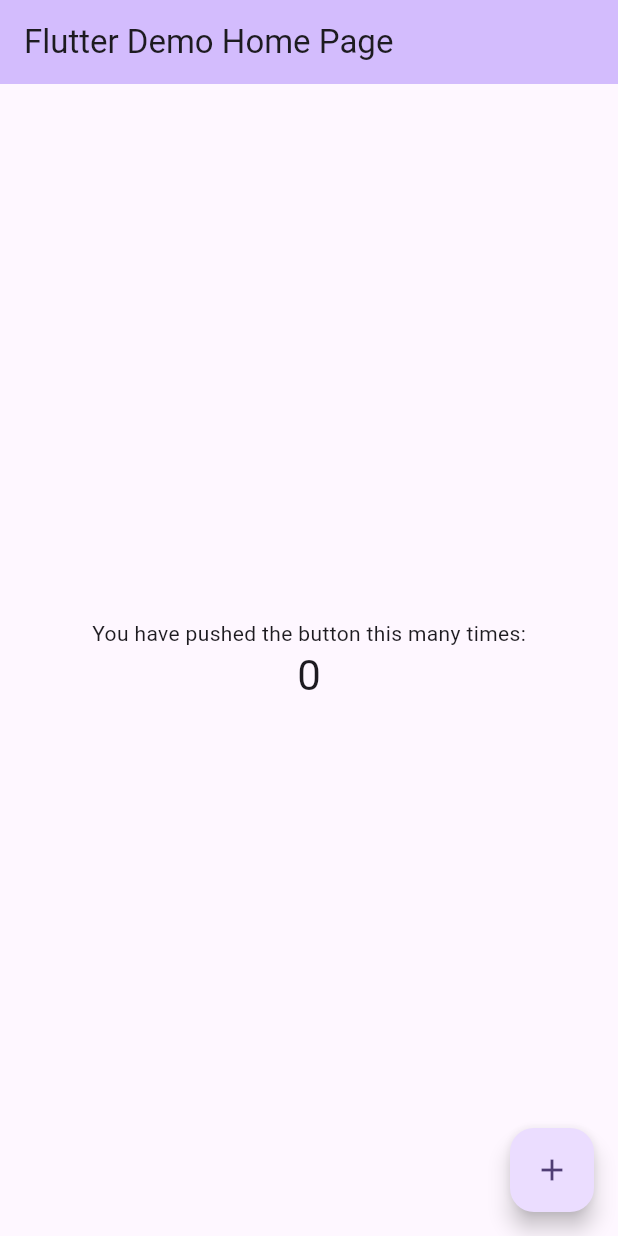
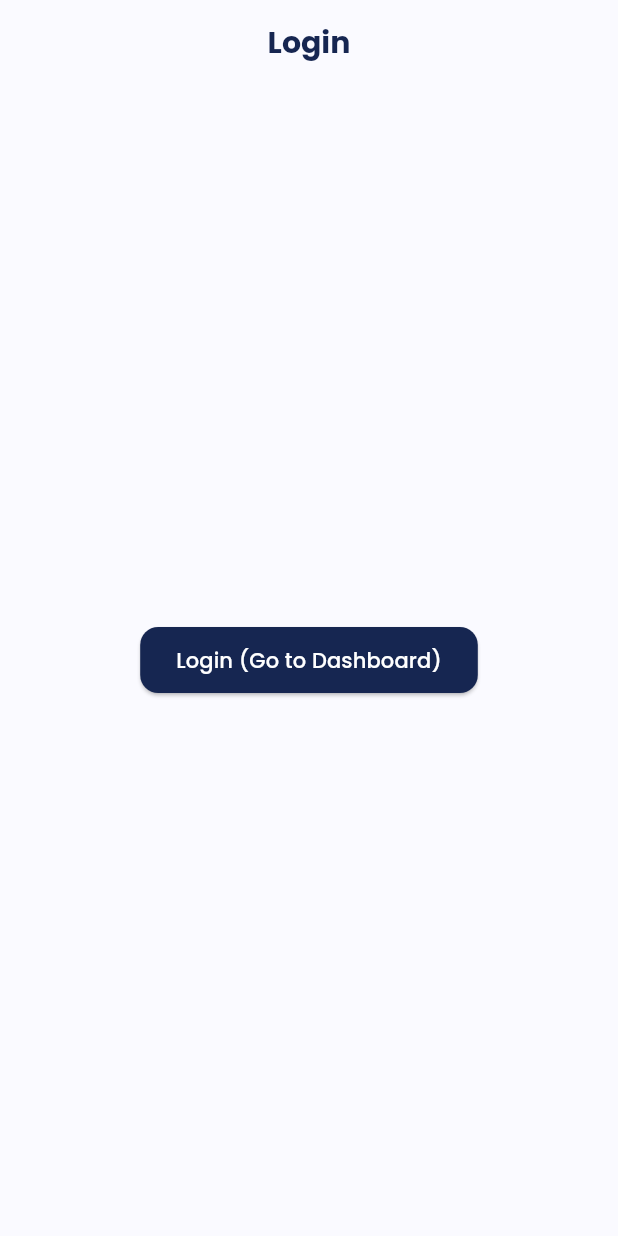
Before and after one commit to iyawnnn/Beyond-Blink, a Flutter app: the screen it shows after launch, on a phone screen of 412 x 824 dp. Run offline on Flutter 3.47's test engine with Material 3 defaults, Android fonts, the phone set to English and light mode, and no system bars; our stand-ins replace go_router, google_fonts.

Commit message:
Setup: Project Architecture, Folders, and Navigation Skeleton

```diff
--- /dev/null
+++ b/lib/core/themes/app_colors.dart
@@ -0,0 +1,10 @@
+import 'package:flutter/material.dart';
+
+class AppColors {
+  static const Color primary = Color(0xFF162651);   // Navy Blue
+  static const Color white = Color(0xFFFFFFFF);     // Pure White
+  static const Color background = Color(0xFFFAFAFF); // Light Off-White
+
+  static const Color black = Colors.black;
+  static const Color error = Colors.red;
+}
--- /dev/null
+++ b/lib/core/themes/app_theme.dart
@@ -0,0 +1,42 @@
+import 'package:flutter/material.dart';
+import 'package:google_fonts/google_fonts.dart';
+import 'app_colors.dart';
+
+class AppTheme {
+  static ThemeData get lightTheme {
+    return ThemeData(
+      // 1. Core Colors
+      primaryColor: AppColors.primary,
+      scaffoldBackgroundColor: AppColors.background,
+
+      // 2. Text Theme (Poppins)
+      textTheme: GoogleFonts.poppinsTextTheme(),
+
+      // 3. AppBar Style
+      appBarTheme: const AppBarTheme(
+        backgroundColor: AppColors.background,
+        elevation: 0,
+        centerTitle: true,
+        iconTheme: IconThemeData(color: AppColors.primary),
+        titleTextStyle: TextStyle(
+          color: AppColors.primary,
+          fontSize: 20,
+          fontWeight: FontWeight.bold,
+          fontFamily: 'Poppins',
+        ),
+      ),
+
+      // 4. Button Style
+      elevatedButtonTheme: ElevatedButtonThemeData(
+        style: ElevatedButton.styleFrom(
+          backgroundColor: AppColors.primary,
+          foregroundColor: AppColors.white,
+          shape: RoundedRectangleBorder(
+            borderRadius: BorderRadius.circular(12),
+          ),
+          padding: const EdgeInsets.symmetric(horizontal: 24, vertical: 12),
+        ),
+      ),
+    );
+  }
+}
--- /dev/null
+++ b/lib/features/auth/login_screen.dart
@@ -0,0 +1,19 @@
+import 'package:flutter/material.dart';
+import 'package:go_router/go_router.dart';
+
+class LoginScreen extends StatelessWidget {
+  const LoginScreen({super.key});
+
+  @override
+  Widget build(BuildContext context) {
+    return Scaffold(
+      appBar: AppBar(title: const Text("Login")),
+      body: Center(
+        child: ElevatedButton(
+          onPressed: () => context.go('/dashboard'),
+          child: const Text("Login (Go to Dashboard)"),
+        ),
+      ),
+    );
+  }
+}
--- a/lib/main.dart
+++ b/lib/main.dart
@@ -1,4 +1,6 @@
 import 'package:flutter/material.dart';
+import 'router/app_router.dart';
+import 'core/themes/app_theme.dart';
 
 void main() {
   runApp(const MyApp());
@@ -7,116 +9,15 @@ void main() {
 class MyApp extends StatelessWidget {
   const MyApp({super.key});
 
-  // This widget is the root of your application.
   @override
   Widget build(BuildContext context) {
-    return MaterialApp(
-      title: 'Flutter Demo',
-      theme: ThemeData(
-        // This is the theme of your application.
-        //
-        // TRY THIS: Try running your application with "flutter run". You'll see
-        // the application has a purple toolbar. Then, without quitting the app,
-        // try changing the seedColor in the colorScheme below to Colors.green
-        // and then invoke "hot reload" (save your changes or press the "hot
-        // reload" button in a Flutter-supported IDE, or press "r" if you used
-        // the command line to start the app).
-        //
-        // Notice that the counter didn't reset back to zero; the application
-        // state is not lost during the reload. To reset the state, use hot
-        // restart instead.
-        //
-        // This works for code too, not just values: Most code changes can be
-        // tested with just a hot reload.
-        colorScheme: .fromSeed(seedColor: Colors.deepPurple),
-      ),
-      home: const MyHomePage(title: 'Flutter Demo Home Page'),
+    return MaterialApp.router(
+      title: 'Beyond Blink',
+      debugShowCheckedModeBanner: false,
+
+      theme: AppTheme.lightTheme,
+
+      routerConfig: goRouter,
     );
   }
 }
-
-class MyHomePage extends StatefulWidget {
-  const MyHomePage({super.key, required this.title});
-
-  // This widget is the home page of your application. It is stateful, meaning
-  // that it has a State object (defined below) that contains fields that affect
-  // how it looks.
-
-  // This class is the configuration for the state. It holds the values (in this
-  // case the title) provided by the parent (in this case the App widget) and
-  // used by the build method of the State. Fields in a Widget subclass are
-  // always marked "final".
-
-  final String title;
-
-  @override
-  State<MyHomePage> createState() => _MyHomePageState();
-}
-
-class _MyHomePageState extends State<MyHomePage> {
-  int _counter = 0;
-
-  void _incrementCounter() {
-    setState(() {
-      // This call to setState tells the Flutter framework that something has
-      // changed in this State, which causes it to rerun the build method below
-      // so that the display can reflect the updated values. If we changed
-      // _counter without calling setState(), then the build method would not be
-      // called again, and so nothing would appear to happen.
-      _counter++;
-    });
-  }
-
-  @override
-  Widget build(BuildContext context) {
-    // This method is rerun every time setState is called, for instance as done
-    // by the _incrementCounter method above.
-    //
-    // The Flutter framework has been optimized to make rerunning build methods
-    // fast, so that you can just rebuild anything that needs updating rather
-    // than having to individually change instances of widgets.
-    return Scaffold(
-      appBar: AppBar(
-        // TRY THIS: Try changing the color here to a specific color (to
-        // Colors.amber, perhaps?) and trigger a hot reload to see the AppBar
-        // change color while the other colors stay the same.
-        backgroundColor: Theme.of(context).colorScheme.inversePrimary,
-        // Here we take the value from the MyHomePage object that was created by
-        // the App.build method, and use it to set our appbar title.
-        title: Text(widget.title),
-      ),
-      body: Center(
-        // Center is a layout widget. It takes a single child and positions it
-        // in the middle of the parent.
-        child: Column(
-          // Column is also a layout widget. It takes a list of children and
-          // arranges them vertically. By default, it sizes itself to fit its
-          // children horizontally, and tries to be as tall as its parent.
-          //
-          // Column has various properties to control how it sizes itself and
-          // how it positions its children. Here we use mainAxisAlignment to
-          // center the children vertically; the main axis here is the vertical
-          // axis because Columns are vertical (the cross axis would be
-          // horizontal).
-          //
-          // TRY THIS: Invoke "debug painting" (choose the "Toggle Debug Paint"
-          // action in the IDE, or press "p" in the console), to see the
-          // wireframe for each widget.
-          mainAxisAlignment: .center,
-          children: [
-            const Text('You have pushed the button this many times:'),
-            Text(
-              '$_counter',
-              style: Theme.of(context).textTheme.headlineMedium,
-            ),
-          ],
-        ),
-      ),
-      floatingActionButton: FloatingActionButton(
-        onPressed: _incrementCounter,
-        tooltip: 'Increment',
-        child: const Icon(Icons.add),
-      ),
-    );
-  }
-}
--- /dev/null
+++ b/lib/router/app_router.dart
@@ -0,0 +1,45 @@
+import 'package:flutter/material.dart';
+import 'package:go_router/go_router.dart';
+import '../features/splash/splash_screen.dart';
+import '../features/auth/login_screen.dart';
+import '../features/dashboard/dashboard_screen.dart';
+import '../features/dashboard/items_list_screen.dart';
+import '../features/profile/profile_screen.dart';
+import '../features/cart/cart_screen.dart';
+
+// This is the Navigation Logic
+final goRouter = GoRouter(
+  initialLocation: '/',
+  routes: [
+    // 1. Splash
+    GoRoute(
+      path: '/',
+      builder: (context, state) => const SplashScreen(),
+    ),
+    // 2. Login
+    GoRoute(
+      path: '/login',
+      builder: (context, state) => const LoginScreen(),
+    ),
+    // 3. Shell Route (Bottom Navigation Wrapper) will go here later.
+    // For now, we link them directly so you can test basic flow.
+    GoRoute(
+      path: '/dashboard',
+      builder: (context, state) => const DashboardScreen(),
+      routes: [
+        GoRoute(
+          path: 'items',
+          builder: (context, state) => const ItemsListScreen(),
+        ),
+      ],
+    ),
+    GoRoute(
+      path: '/profile',
+      builder: (context, state) => const ProfileScreen(),
+    ),
+    GoRoute(
+      path: '/cart',
+      builder: (context, state) => const CartScreen(),
+    ),
+  ],
+);
--- a/pubspec.yaml
+++ b/pubspec.yaml
@@ -34,6 +34,9 @@ dependencies:
   # The following adds the Cupertino Icons font to your application.
   # Use with the CupertinoIcons class for iOS style icons.
   cupertino_icons: ^1.0.8
+  go_router: ^14.0.0
+  google_nav_bar: ^5.0.6
+  google_fonts: ^6.1.0
 
 dev_dependencies:
   flutter_test:
```
Also changed, not shown: lib/features/cart/cart_screen.dart (added, +12 -0 lines), lib/features/dashboard/dashboard_screen.dart (added, +12 -0 lines), lib/features/dashboard/items_list_screen.dart (added, +13 -0 lines), lib/features/profile/profile_screen.dart (added, +18 -0 lines), lib/features/splash/splash_screen.dart (added, +19 -0 lines), pubspec.lock, 2 other files.
